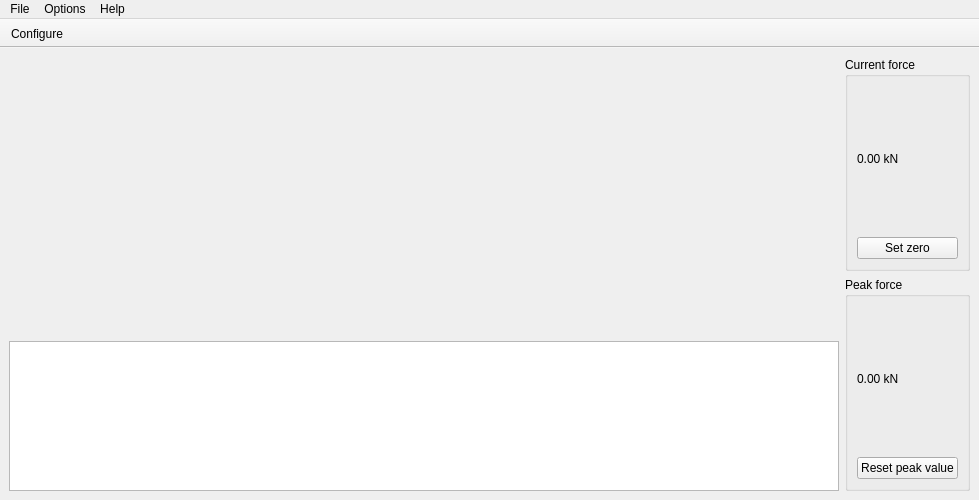
Above: src/gui/mainwindow.ui from linescaleGUI/linescaleGUI before the change. Below: the same form after it.
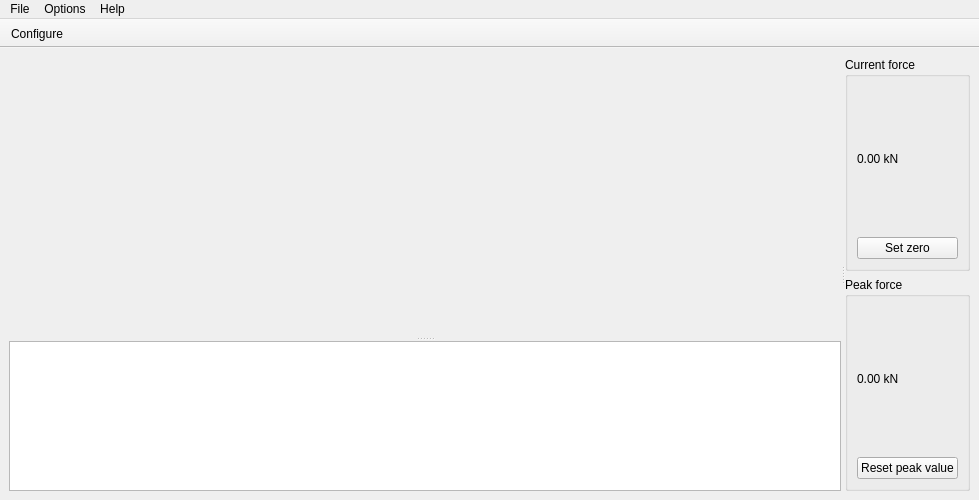
That is the form after the change. Icons and pictures are not drawn.

Commit message:
Add scalable widgets
Main window widgets are now scalable

Diff of the .ui file:
```diff
--- a/src/gui/mainwindow.ui
+++ b/src/gui/mainwindow.ui
@@ -19,29 +19,78 @@
    </iconset>
   </property>
   <widget class="QWidget" name="centralwidget">
-   <layout class="QHBoxLayout" name="horizontalLayout">
+   <property name="sizePolicy">
+    <sizepolicy hsizetype="Preferred" vsizetype="Preferred">
+     <horstretch>0</horstretch>
+     <verstretch>0</verstretch>
+    </sizepolicy>
+   </property>
+   <layout class="QVBoxLayout" name="verticalLayout_5">
+    <property name="spacing">
+     <number>6</number>
+    </property>
     <item>
-     <layout class="QVBoxLayout" name="layoutLeft">
-      <property name="sizeConstraint">
-       <enum>QLayout::SetDefaultConstraint</enum>
+     <widget class="QSplitter" name="splitterCentral">
+      <property name="sizePolicy">
+       <sizepolicy hsizetype="Preferred" vsizetype="Preferred">
+        <horstretch>0</horstretch>
+        <verstretch>0</verstretch>
+       </sizepolicy>
       </property>
+      <property name="childrenCollapsible">
+       <bool>false</bool>
+      </property>
+      <widget class="QWidget" name="widgetLeft" native="true">
+       <property name="sizePolicy">
+        <sizepolicy hsizetype="Expanding" vsizetype="Preferred">
+         <horstretch>1</horstretch>
+         <verstretch>0</verstretch>
+        </sizepolicy>
+       </property>
+       <layout class="QVBoxLayout" name="verticalLayout">
+        <property name="spacing">
+         <number>6</number>
+        </property>
+        <property name="leftMargin">
+         <number>0</number>
+        </property>
+        <property name="topMargin">
+         <number>0</number>
+        </property>
+        <property name="rightMargin">
+         <number>0</number>
+        </property>
+        <property name="bottomMargin">
+         <number>0</number>
+        </property>
       <item>
+         <widget class="QSplitter" name="splitterLeft">
+          <property name="sizePolicy">
+           <sizepolicy hsizetype="Preferred" vsizetype="Preferred">
+            <horstretch>0</horstretch>
+            <verstretch>0</verstretch>
+           </sizepolicy>
+          </property>
+          <property name="orientation">
+           <enum>Qt::Vertical</enum>
+          </property>
+          <property name="opaqueResize">
+           <bool>true</bool>
+          </property>
+          <property name="childrenCollapsible">
+           <bool>false</bool>
+          </property>
        <widget class="QWidget" name="widgetChart" native="true">
         <property name="sizePolicy">
-         <sizepolicy hsizetype="Expanding" vsizetype="Expanding">
-          <horstretch>2</horstretch>
+            <sizepolicy hsizetype="Preferred" vsizetype="Expanding">
+             <horstretch>0</horstretch>
           <verstretch>0</verstretch>
          </sizepolicy>
         </property>
        </widget>
-      </item>
-      <item>
        <widget class="QTextBrowser" name="textBrowserLog">
-        <property name="enabled">
-         <bool>true</bool>
-        </property>
         <property name="sizePolicy">
-         <sizepolicy hsizetype="Expanding" vsizetype="Expanding">
+            <sizepolicy hsizetype="Preferred" vsizetype="Preferred">
           <horstretch>0</horstretch>
           <verstretch>0</verstretch>
          </sizepolicy>
@@ -52,21 +101,22 @@
           <height>150</height>
          </size>
         </property>
-        <property name="frameShape">
-         <enum>QFrame::StyledPanel</enum>
-        </property>
-        <property name="frameShadow">
-         <enum>QFrame::Sunken</enum>
-        </property>
-        <property name="documentTitle">
-         <string/>
-        </property>
+          </widget>
        </widget>
       </item>
      </layout>
-    </item>
-    <item>
-     <layout class="QVBoxLayout" name="layoutRight">
+      </widget>
+      <widget class="QWidget" name="widgetRight" native="true">
+       <property name="sizePolicy">
+        <sizepolicy hsizetype="Preferred" vsizetype="Preferred">
+         <horstretch>0</horstretch>
+         <verstretch>0</verstretch>
+        </sizepolicy>
+       </property>
+       <layout class="QVBoxLayout" name="layoutRight" stretch="0,0">
+        <property name="spacing">
+         <number>6</number>
+        </property>
       <property name="sizeConstraint">
        <enum>QLayout::SetMinimumSize</enum>
       </property>
@@ -129,6 +179,8 @@
        </widget>
       </item>
      </layout>
+      </widget>
+     </widget>
     </item>
    </layout>
   </widget>
```
Left out of the diff: 78 changed lines with no effect on the pictures. Lines whose indentation alone changed are shown as unchanged.
